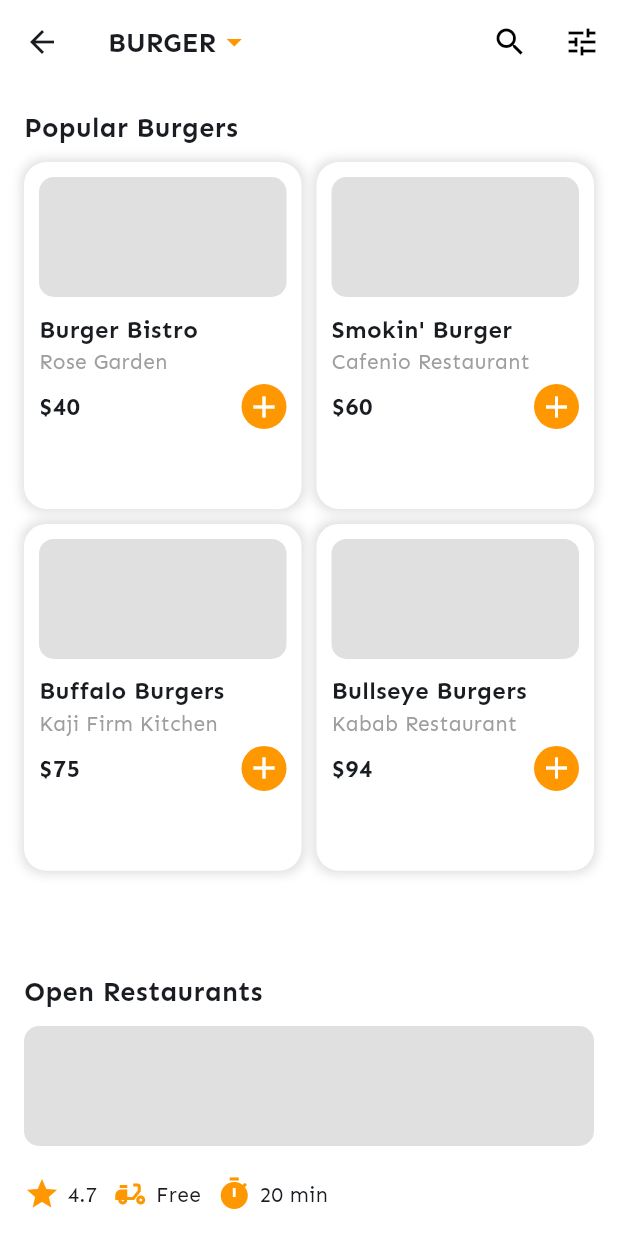
After one commit to TI-POLINDRA/PEMOBILE2-D4RPL2B-PRAKTIKUM4, a Flutter app: the FoodScreen screen opened by its route, on a phone screen of 412 x 824 dp. The commit adds this screen. Run offline on Flutter 3.47's test engine with Material 3 defaults, Android fonts, the phone set to English and light mode, and no system bars; our stand-ins replace flutter_screenutil, font_awesome_flutter; missing offline and left inert: iconify_flutter.

Commit message:
ui :Food - Burgers (Food list) ✅ (Rama)

```diff
--- a/lib/main.dart
+++ b/lib/main.dart
@@ -9,7 +9,7 @@ import 'package:pemobile2_d4rpl3b_praktikum4/utils/router_check.dart';
 import 'package:pemobile2_d4rpl3b_praktikum4/screens/profil_screen.dart';
 import 'package:pemobile2_d4rpl3b_praktikum4/screens/personalProfiles.dart';
 import 'package:pemobile2_d4rpl3b_praktikum4/screens/PaymentScreen_nomastercard.dart';
-
+import 'package:pemobile2_d4rpl3b_praktikum4/screens/food_screen.dart';
 
 void main() {
   runApp(const MyApp());
@@ -35,16 +35,15 @@ class MyApp extends StatelessWidget {
           routes: {
             '/': (context) => const RouterCheck(),
             '/login': (context) => LoginScreen(),
-
             '/homev3': (context) => const HomeViewV3(),
             '/profile': (context) => const ProfilScreen(),
-            '/Onboarding': (context) =>  OnboardingScreen(),
-            '/PersonalProfil':(context) => ProfileScreen(),
+            '/Onboarding': (context) => OnboardingScreen(),
+            '/PersonalProfil': (context) => ProfileScreen(),
             '/verif': (context) => VerificationPage(),
             '/nomastercard': (context) => PaymentScreen(),
             '/payment': (context) => PaymentScreen(),
             '/search': (context) => const SearchScreen(),
-
+            '/food': (context) => const FoodScreen(),
           },
         );
       },
--- /dev/null
+++ b/lib/screens/food_screen.dart
@@ -0,0 +1,149 @@
+import 'package:flutter/material.dart';
+
+class FoodScreen extends StatelessWidget {
+  const FoodScreen({super.key});
+
+  @override
+  Widget build(BuildContext context) {
+    List<Map<String, dynamic>> burgers = [
+      {"name": "Burger Bistro", "restaurant": "Rose Garden", "price": 40},
+      {"name": "Smokin' Burger", "restaurant": "Cafenio Restaurant", "price": 60},
+      {"name": "Buffalo Burgers", "restaurant": "Kaji Firm Kitchen", "price": 75},
+      {"name": "Bullseye Burgers", "restaurant": "Kabab Restaurant", "price": 94},
+    ];
+
+    return Scaffold(
+      appBar: AppBar(
+        backgroundColor: Colors.white,
+        elevation: 0,
+        title: Row(
+          children: [
+            const Text(
+              "BURGER",
+              style: TextStyle(fontSize: 18, fontWeight: FontWeight.bold, fontFamily: 'Sen'),
+            ),
+            const Icon(Icons.arrow_drop_down, color: Colors.orange),
+          ],
+        ),
+        actions: [
+          IconButton(
+            icon: const Icon(Icons.search, color: Colors.black),
+            onPressed: () {},
+          ),
+          IconButton(
+            icon: const Icon(Icons.tune, color: Colors.black),
+            onPressed: () {},
+          ),
+        ],
+      ),
+      backgroundColor: Colors.white,
+      body: Padding(
+        padding: const EdgeInsets.all(16),
+        child: Column(
+          crossAxisAlignment: CrossAxisAlignment.start,
+          children: [
+            const Text(
+              "Popular Burgers",
+              style: TextStyle(fontSize: 18, fontWeight: FontWeight.bold, fontFamily: 'Sen'),
+            ),
+            const SizedBox(height: 10),
+            Expanded(
+              child: GridView.builder(
+                gridDelegate: const SliverGridDelegateWithFixedCrossAxisCount(
+                  crossAxisCount: 2,
+                  crossAxisSpacing: 10,
+                  mainAxisSpacing: 10,
+                  childAspectRatio: 0.8,
+                ),
+                itemCount: burgers.length,
+                itemBuilder: (context, index) {
+                  return Container(
+                    padding: const EdgeInsets.all(10),
+                    decoration: BoxDecoration(
+                      color: Colors.white,
+                      borderRadius: BorderRadius.circular(15),
+                      boxShadow: [
+                        BoxShadow(
+                          color: Colors.black12,
+                          blurRadius: 5,
+                          spreadRadius: 2,
+                        ),
+                      ],
+                    ),
+                    child: Column(
+                      crossAxisAlignment: CrossAxisAlignment.start,
+                      children: [
+                        Container(
+                          height: 80,
+                          width: double.infinity,
+                          decoration: BoxDecoration(
+                            color: Colors.grey[300],
+                            borderRadius: BorderRadius.circular(10),
+                          ),
+                        ),
+                        const SizedBox(height: 10),
+                        Text(
+                          burgers[index]['name'],
+                          style: const TextStyle(fontWeight: FontWeight.bold, fontSize: 16, fontFamily: 'Sen'),
+                        ),
+                        Text(
+                          burgers[index]['restaurant'],
+                          style: const TextStyle(color: Colors.grey, fontFamily: 'Sen'),
+                        ),
+                        const SizedBox(height: 5),
+                        Row(
+                          mainAxisAlignment: MainAxisAlignment.spaceBetween,
+                          children: [
+                            Text(
+                              "\$${burgers[index]['price']}",
+                              style: const TextStyle(fontWeight: FontWeight.bold, fontSize: 16, fontFamily: 'Sen'),
+                            ),
+                            const CircleAvatar(
+                              backgroundColor: Colors.orange,
+                              radius: 15,
+                              child: Icon(Icons.add, color: Colors.white),
+                            ),
+                          ],
+                        ),
+                      ],
+                    ),
+                  );
+                },
+              ),
+            ),
+            const SizedBox(height: 20),
+            const Text(
+              "Open Restaurants",
+              style: TextStyle(fontSize: 18, fontWeight: FontWeight.bold, fontFamily: 'Sen'),
+            ),
+            const SizedBox(height: 10),
+            Container(
+              height: 80,
+              width: double.infinity,
+              decoration: BoxDecoration(
+                color: Colors.grey[300],
+                borderRadius: BorderRadius.circular(10),
+              ),
+            ),
+            const SizedBox(height: 20),
+            const Row(
+              children: [
+                Icon(Icons.star, color: Colors.orange),
+                SizedBox(width: 5),
+                Text("4.7", style: TextStyle(fontFamily: 'Sen')),
+                SizedBox(width: 10),
+                Icon(Icons.delivery_dining, color: Colors.orange),
+                SizedBox(width: 5),
+                Text("Free", style: TextStyle(fontFamily: 'Sen')),
+                SizedBox(width: 10),
+                Icon(Icons.timer, color: Colors.orange),
+                SizedBox(width: 5),
+                Text("20 min", style: TextStyle(fontFamily: 'Sen')),
+              ],
+            ),
+          ],
+        ),
+      ),
+    );
+  }
+}
```
Also changed, not shown: pubspec.lock.
